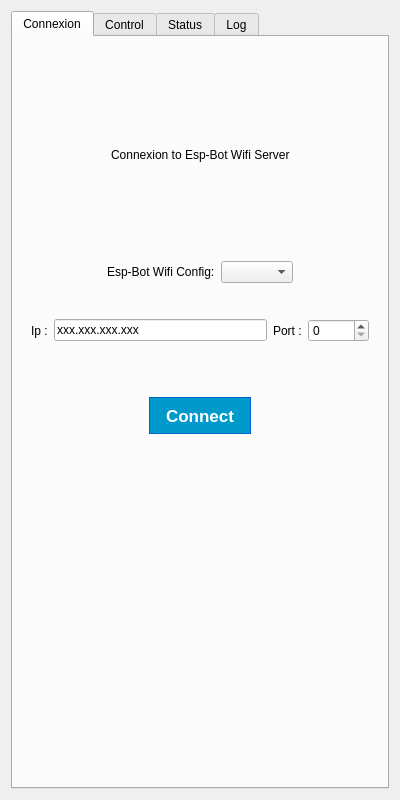
Qt form appwindow.ui (msmouni/esp-bot-client) before a commit.
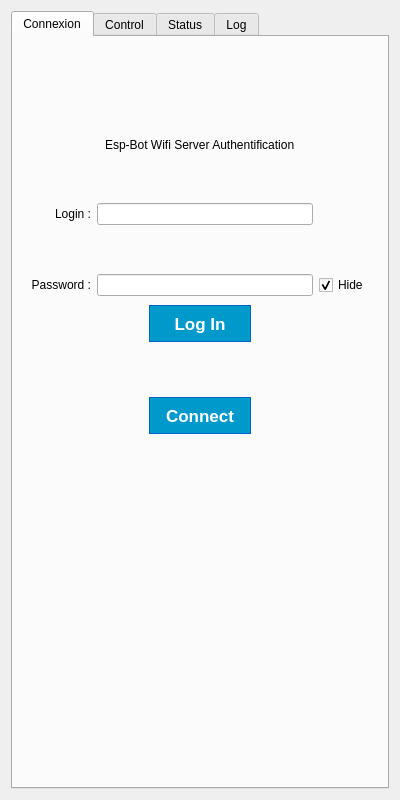
The same form after that commit.

```diff
--- a/appwindow.ui
+++ b/appwindow.ui
@@ -28,6 +28,9 @@
         <layout class="QVBoxLayout" name="verticalLayout_4">
          <item>
           <widget class="QStackedWidget" name="stackedWidget">
+           <property name="currentIndex">
+            <number>1</number>
+           </property>
            <widget class="QWidget" name="connexionPage">
             <layout class="QVBoxLayout" name="verticalLayout_7">
              <item>
@@ -223,7 +226,214 @@
              </item>
             </layout>
            </widget>
-           <widget class="QWidget" name="page_2"/>
+           <widget class="QWidget" name="authPage">
+            <layout class="QVBoxLayout" name="verticalLayout_2">
+             <item>
+              <spacer name="verticalSpacer_6">
+               <property name="orientation">
+                <enum>Qt::Vertical</enum>
+               </property>
+               <property name="sizeType">
+                <enum>QSizePolicy::Minimum</enum>
+               </property>
+               <property name="sizeHint" stdset="0">
+                <size>
+                 <width>20</width>
+                 <height>40</height>
+                </size>
+               </property>
+              </spacer>
+             </item>
+             <item>
+              <layout class="QHBoxLayout" name="horizontalLayout_4">
+               <item>
+                <spacer name="horizontalSpacer_9">
+                 <property name="orientation">
+                  <enum>Qt::Horizontal</enum>
+                 </property>
+                 <property name="sizeHint" stdset="0">
+                  <size>
+                   <width>40</width>
+                   <height>20</height>
+                  </size>
+                 </property>
+                </spacer>
+               </item>
+               <item>
+                <widget class="QLabel" name="label">
+                 <property name="text">
+                  <string>Esp-Bot Wifi Server Authentification</string>
+                 </property>
+                </widget>
+               </item>
+               <item>
+                <spacer name="horizontalSpacer_10">
+                 <property name="orientation">
+                  <enum>Qt::Horizontal</enum>
+                 </property>
+                 <property name="sizeHint" stdset="0">
+                  <size>
+                   <width>40</width>
+                   <height>20</height>
+                  </size>
+                 </property>
+                </spacer>
+               </item>
+              </layout>
+             </item>
+             <item>
+              <layout class="QGridLayout" name="gridLayout">
+               <item row="2" column="1">
+                <widget class="QLineEdit" name="passwordValIn">
+                 <property name="echoMode">
+                  <enum>QLineEdit::Password</enum>
+                 </property>
+                </widget>
+               </item>
+               <item row="2" column="0">
+                <widget class="QLabel" name="passwordLabel">
+                 <property name="text">
+                  <string>Password :</string>
+                 </property>
+                 <property name="alignment">
+                  <set>Qt::AlignRight|Qt::AlignTrailing|Qt::AlignVCenter</set>
+                 </property>
+                </widget>
+               </item>
+               <item row="0" column="1">
+                <widget class="QLineEdit" name="loginValIn"/>
+               </item>
+               <item row="0" column="0">
+                <widget class="QLabel" name="loginLabel">
+                 <property name="layoutDirection">
+                  <enum>Qt::LeftToRight</enum>
+                 </property>
+                 <property name="text">
+                  <string>Login :</string>
+                 </property>
+                 <property name="alignment">
+                  <set>Qt::AlignRight|Qt::AlignTrailing|Qt::AlignVCenter</set>
+                 </property>
+                </widget>
+               </item>
+               <item row="2" column="2">
+                <widget class="QCheckBox" name="hidePasswordCheckBox">
+                 <property name="text">
+                  <string>Hide</string>
+                 </property>
+                 <property name="checked">
+                  <bool>true</bool>
+                 </property>
+                 <property name="tristate">
+                  <bool>false</bool>
+                 </property>
+                </widget>
+               </item>
+               <item row="1" column="1">
+                <spacer name="verticalSpacer_8">
+                 <property name="orientation">
+                  <enum>Qt::Vertical</enum>
+                 </property>
+                 <property name="sizeType">
+                  <enum>QSizePolicy::Minimum</enum>
+                 </property>
+                 <property name="sizeHint" stdset="0">
+                  <size>
+                   <width>20</width>
+                   <height>40</height>
+                  </size>
+                 </property>
+                </spacer>
+               </item>
+              </layout>
+             </item>
+             <item>
+              <layout class="QHBoxLayout" name="horizontalLayout_5">
+               <item>
+                <spacer name="horizontalSpacer_7">
+                 <property name="orientation">
+                  <enum>Qt::Horizontal</enum>
+                 </property>
+                 <property name="sizeHint" stdset="0">
+                  <size>
+                   <width>40</width>
+                   <height>20</height>
+                  </size>
+                 </property>
+                </spacer>
+               </item>
+               <item>
+                <widget class="QPushButton" name="loginButton">
+                 <property name="font">
+                  <font>
+                   <pointsize>13</pointsize>
+                   <bold>true</bold>
+                  </font>
+                 </property>
+                 <property name="styleSheet">
+                  <string notr="true">:enabled {
+	border: 1px solid #0066cc;
+	background-color: #0099cc;
+	color: #ffffff;
+	height: 35px;
+	width: 100 px;
+}
+
+:hover {
+    border: 1px solid #0099cc;
+    background-color: #00aacc;
+    color: #ffffff;
+	height: 35px;
+	width: 100 px;
+}
+
+:disabled {
+    border: 1px solid #999999;
+    background-color: #cccccc;
+    color: #666666;
+	height: 35px;
+	width: 100 px;
+    cursor: no-drop;
+}</string>
+                 </property>
+                 <property name="text">
+                  <string>Log In</string>
+                 </property>
+                </widget>
+               </item>
+               <item>
+                <spacer name="horizontalSpacer_8">
+                 <property name="orientation">
+                  <enum>Qt::Horizontal</enum>
+                 </property>
+                 <property name="sizeHint" stdset="0">
+                  <size>
+                   <width>40</width>
+                   <height>20</height>
+                  </size>
+                 </property>
+                </spacer>
+               </item>
+              </layout>
+             </item>
+             <item>
+              <spacer name="verticalSpacer_7">
+               <property name="orientation">
+                <enum>Qt::Vertical</enum>
+               </property>
+               <property name="sizeType">
+                <enum>QSizePolicy::Minimum</enum>
+               </property>
+               <property name="sizeHint" stdset="0">
+                <size>
+                 <width>20</width>
+                 <height>40</height>
+                </size>
+               </property>
+              </spacer>
+             </item>
+            </layout>
+           </widget>
           </widget>
          </item>
          <item>
```
